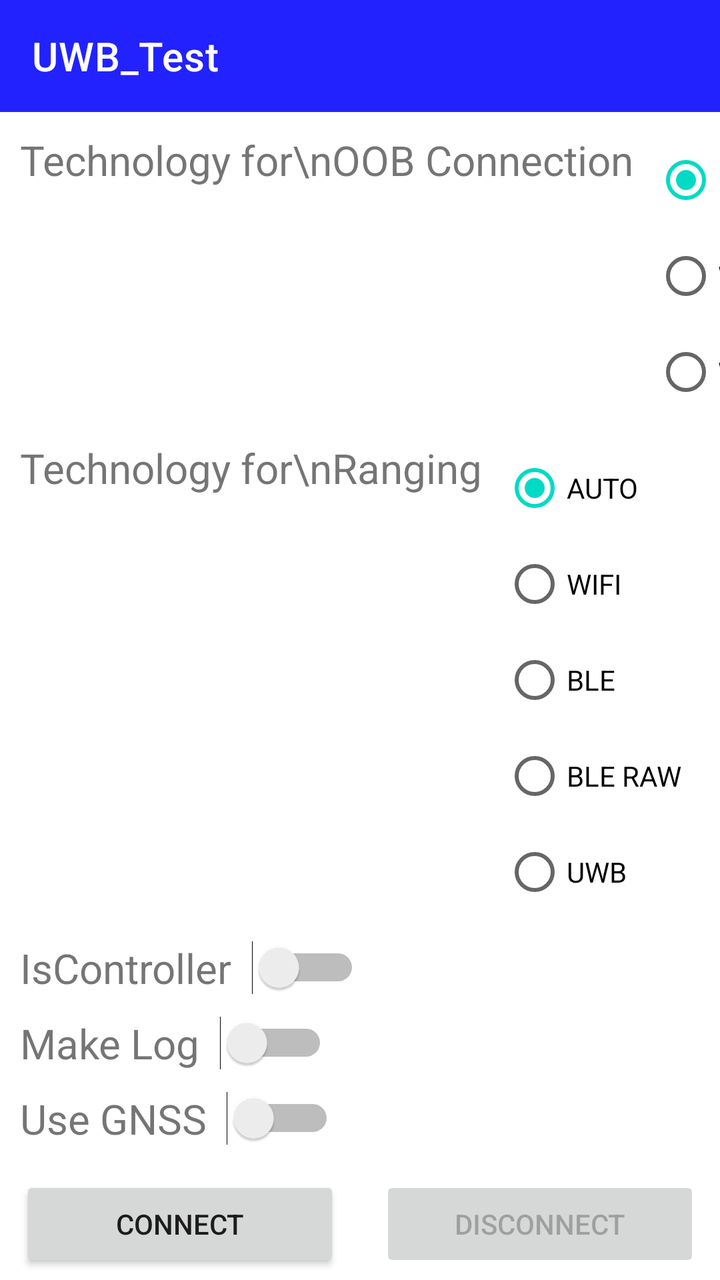
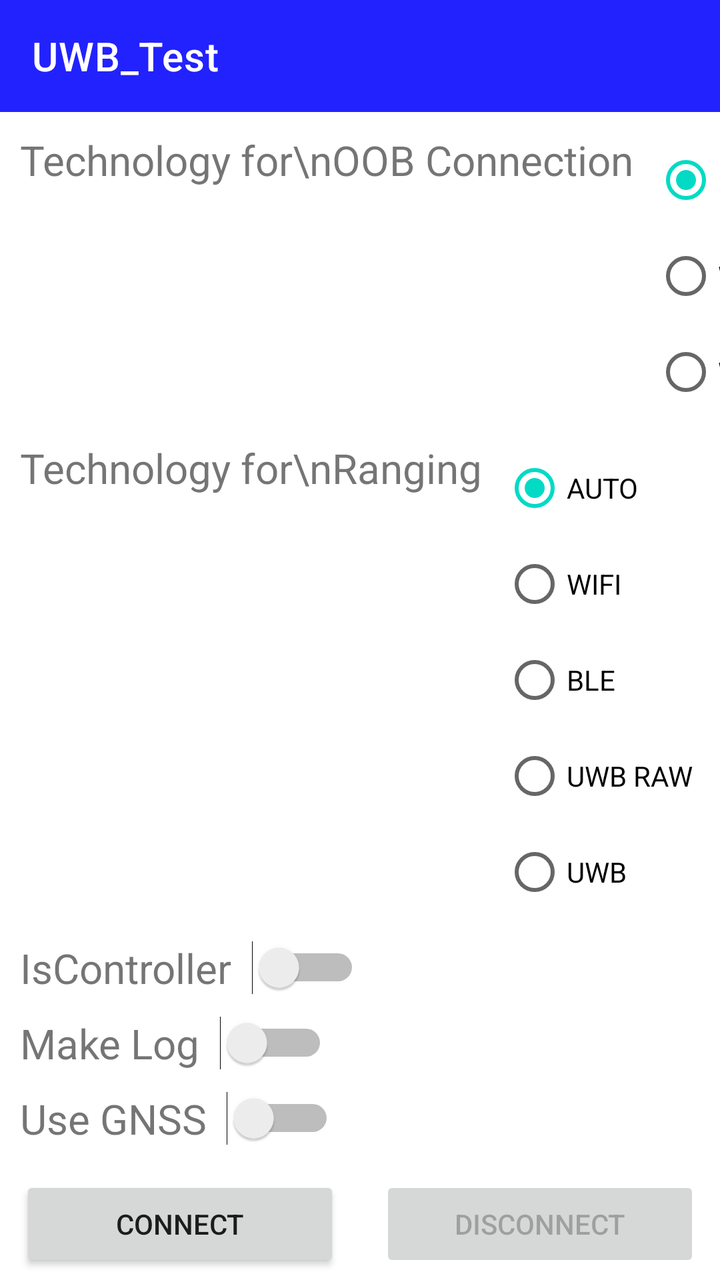

Compare the two renders of this Android layout. The source of the first and the diff that turns it into the second are given below.
<!-- AndroidManifest.xml: activity theme Theme.UWB_Test.NoActionBar -->
<!-- res/layout/activity_main.xml -->
<?xml version="1.0" encoding="utf-8"?>
<androidx.coordinatorlayout.widget.CoordinatorLayout xmlns:android="http://schemas.android.com/apk/res/android"
    xmlns:app="http://schemas.android.com/apk/res-auto"
    xmlns:tools="http://schemas.android.com/tools"
    android:layout_width="match_parent"
    android:layout_height="match_parent"
    tools:context=".MainActivity">


    <androidx.constraintlayout.widget.ConstraintLayout
        android:id="@+id/constraintLayout"
        android:layout_width="match_parent"
        android:layout_height="match_parent">

        <com.google.android.material.appbar.AppBarLayout
            android:id="@+id/bar"
            android:layout_width="match_parent"
            android:layout_height="wrap_content"
            android:theme="@style/Theme.UWB_Test.AppBarOverlay"
            app:layout_constraintStart_toStartOf="parent"
            app:layout_constraintTop_toTopOf="parent">

            <androidx.appcompat.widget.Toolbar
                android:id="@+id/toolbar"
                android:layout_width="match_parent"
                android:layout_height="?attr/actionBarSize"
                android:background="?attr/colorPrimary"
                app:popupTheme="@style/Theme.UWB_Test.PopupOverlay"
                app:title="UWB_Test" />
        </com.google.android.material.appbar.AppBarLayout>

        <TextView
            android:id="@+id/tvTechnologyOOB"
            android:layout_width="wrap_content"
            android:layout_height="wrap_content"
            android:layout_marginStart="10dp"
            android:layout_marginTop="10dp"
            android:text="Technology for\nOOB Connection"
            android:textSize="10pt"
            app:layout_constraintStart_toStartOf="parent"
            app:layout_constraintTop_toBottomOf="@+id/bar" />


        <RadioGroup
            android:id="@+id/rgTechnologyOOB"
            android:layout_width="wrap_content"
            android:layout_height="wrap_content"
            android:layout_marginStart="10dp"

            app:layout_constraintStart_toEndOf="@+id/tvTechnologyOOB"
            app:layout_constraintTop_toTopOf="@+id/tvTechnologyOOB" >

            <RadioButton
                android:id="@+id/rbTecOOBBLE"
                android:layout_width="wrap_content"
                android:layout_height="wrap_content"
                android:checked="true"
                android:text="BLE" />
            <RadioButton android:id="@+id/rbTecOOBWIFIDIRECT"
                android:layout_width="wrap_content"
                android:layout_height="wrap_content"
                android:text="WIFI Direct"/>

            <RadioButton android:id="@+id/rbTecOOBWIFIAWARE"
                android:layout_width="wrap_content"
                android:layout_height="wrap_content"
                android:text="WIFI Aware"/>
        </RadioGroup>


        <TextView
            android:id="@+id/tvTechnologyRanging"
            android:layout_width="wrap_content"
            android:layout_height="wrap_content"
            android:layout_marginStart="10dp"
            android:layout_marginTop="10dp"
            android:text="Technology for\nRanging"
            android:textSize="10pt"
            app:layout_constraintStart_toStartOf="parent"
            app:layout_constraintTop_toBottomOf="@+id/rgTechnologyOOB" />


        <RadioGroup
            android:id="@+id/rgTechnologyRanging"
            android:layout_width="wrap_content"
            android:layout_height="wrap_content"
            android:layout_marginStart="10dp"

            app:layout_constraintStart_toEndOf="@+id/tvTechnologyRanging"
            app:layout_constraintTop_toTopOf="@+id/tvTechnologyRanging" >

            <RadioButton
                android:id="@+id/rbTecRangAUTO"
                android:layout_width="wrap_content"
                android:layout_height="wrap_content"
                android:checked="true"
                android:text="AUTO" />
            <RadioButton android:id="@+id/rbTecRangWIFI"
                android:layout_width="wrap_content"
                android:layout_height="wrap_content"
                android:text="WIFI"/>
            <RadioButton android:id="@+id/rbTecRangBLE"
                android:layout_width="wrap_content"
                android:layout_height="wrap_content"
                android:text="BLE"/>
            <RadioButton android:id="@+id/rbTecRangBLERAW"
                android:layout_width="wrap_content"
                android:layout_height="wrap_content"
                android:text="BLE RAW"/>
            <RadioButton android:id="@+id/rbTecRangUWB"
                android:layout_width="wrap_content"
                android:layout_height="wrap_content"
                android:text="UWB"/>
        </RadioGroup>
        <TextView
            android:id="@+id/tvIsController"
            android:layout_width="wrap_content"
            android:layout_height="wrap_content"
            android:layout_marginStart="10dp"
            android:layout_marginTop="10dp"
            android:text="IsController"
            android:textSize="10pt"
            app:layout_constraintStart_toStartOf="parent"
            app:layout_constraintTop_toBottomOf="@+id/rgTechnologyRanging" />


        <Switch
            android:id="@+id/swIsController"
            android:layout_width="wrap_content"
            android:layout_height="wrap_content"
            android:layout_marginStart="10dp"
            app:layout_constraintBottom_toBottomOf="@+id/tvIsController"
            app:layout_constraintStart_toEndOf="@+id/tvIsController"
            app:layout_constraintTop_toTopOf="@+id/tvIsController" />


        <TextView
            android:id="@+id/tvMakeLog"
            android:layout_width="wrap_content"
            android:layout_height="wrap_content"
            android:layout_marginStart="10dp"
            android:layout_marginTop="10dp"
            android:text="Make Log"
            android:textSize="10pt"
            app:layout_constraintStart_toStartOf="parent"
            app:layout_constraintTop_toBottomOf="@+id/tvIsController" />


        <Switch
            android:id="@+id/swMakeLog"
            android:layout_width="wrap_content"
            android:layout_height="wrap_content"
            android:layout_marginStart="10dp"
            app:layout_constraintBottom_toBottomOf="@+id/tvMakeLog"
            app:layout_constraintStart_toEndOf="@+id/tvMakeLog"
            app:layout_constraintTop_toTopOf="@+id/tvMakeLog" />

        <TextView
        android:id="@+id/tvUseGNSS"
        android:layout_width="wrap_content"
        android:layout_height="wrap_content"
        android:layout_marginStart="10dp"
        android:layout_marginTop="10dp"
        android:text="Use GNSS"
        android:textSize="10pt"
        app:layout_constraintStart_toStartOf="parent"
        app:layout_constraintTop_toBottomOf="@+id/tvMakeLog" />


        <Switch
            android:id="@+id/swUseGNSS"
            android:layout_width="wrap_content"
            android:layout_height="wrap_content"
            android:layout_marginStart="10dp"
            app:layout_constraintBottom_toBottomOf="@+id/tvUseGNSS"
            app:layout_constraintStart_toEndOf="@+id/tvUseGNSS"
            app:layout_constraintTop_toTopOf="@+id/tvUseGNSS" />

        <Button
            android:id="@+id/ConButton"
            android:layout_width="0dp"
            android:layout_height="wrap_content"
            android:layout_marginStart="10dp"
            android:layout_marginTop="15dp"
            android:layout_marginEnd="10dp"
            android:text="Connect"
            app:layout_constraintEnd_toStartOf="@+id/DConButton"
            app:layout_constraintStart_toStartOf="parent"
            app:layout_constraintTop_toBottomOf="@+id/tvUseGNSS" />

        <Button
            android:id="@+id/DConButton"
            android:layout_width="0dp"
            android:layout_height="0dp"
            android:layout_marginStart="10dp"

            android:layout_marginEnd="10dp"
            android:text="Disconnect"
            android:enabled="false"
            app:layout_constraintEnd_toEndOf="parent"
            app:layout_constraintStart_toEndOf="@+id/ConButton"
            app:layout_constraintTop_toTopOf="@+id/ConButton"
            app:layout_constraintBottom_toBottomOf="@+id/ConButton"/>
        <Button
            android:id="@+id/StartMsgBtn"
            android:layout_width="0dp"
            android:layout_height="wrap_content"
            android:layout_marginStart="10dp"
            android:layout_marginTop="15dp"
            android:layout_marginEnd="0dp"
            android:text="Start Measuring"
            android:enabled="false"
            app:layout_constraintEnd_toEndOf="@+id/ConButton"
            app:layout_constraintStart_toStartOf="parent"
            app:layout_constraintTop_toBottomOf="@+id/ConButton" />

        <Button
            android:id="@+id/StopMsgBtn"
            android:layout_width="0dp"
            android:layout_height="0dp"
            android:layout_marginStart="0dp"

            android:layout_marginEnd="10dp"
            android:text="Stop Measuring"
            android:enabled="false"
            app:layout_constraintEnd_toEndOf="parent"
            app:layout_constraintStart_toStartOf="@+id/DConButton"
            app:layout_constraintTop_toTopOf="@+id/StartMsgBtn"
            app:layout_constraintBottom_toBottomOf="@+id/StartMsgBtn"/>

        <TextView
            android:id="@+id/rangeDisplay"
            android:layout_width="wrap_content"
            android:layout_height="78dp"
            android:layout_marginTop="10dp"
            android:text="0m"
            android:textSize="50sp"
            app:layout_anchorGravity="center"
            app:layout_constraintEnd_toEndOf="parent"
            app:layout_constraintStart_toStartOf="parent"
            app:layout_constraintTop_toBottomOf="@+id/exception" />

        <TextView
            android:id="@+id/exception"
            android:layout_width="match_parent"
            android:layout_height="wrap_content"
            android:layout_marginTop="10dp"
            android:text=""
            app:layout_constraintEnd_toEndOf="parent"
            app:layout_constraintStart_toStartOf="parent"
            app:layout_constraintTop_toBottomOf="@+id/StartMsgBtn" />




    </androidx.constraintlayout.widget.ConstraintLayout>



</androidx.coordinatorlayout.widget.CoordinatorLayout>
<!-- resources referenced by this layout -->
<resources>
  <style name="Theme.UWB_Test.AppBarOverlay" parent="ThemeOverlay.AppCompat.Dark.ActionBar" />
  <style name="Theme.UWB_Test.PopupOverlay" parent="ThemeOverlay.AppCompat.Light" />
  <style name="Theme.UWB_Test.NoActionBar">
          <item name="windowActionBar">false</item>
          <item name="windowNoTitle">true</item>
      </style>
</resources>

<!-- the commit's change to res/layout/activity_main.xml (unified diff, before → after) -->
@@ -103,10 +103,10 @@
                 android:layout_width="wrap_content"
                 android:layout_height="wrap_content"
                 android:text="BLE"/>
-            <RadioButton android:id="@+id/rbTecRangBLERAW"
-                android:layout_width="wrap_content"
-                android:layout_height="wrap_content"
-                android:text="BLE RAW"/>
+            <RadioButton android:id="@+id/rbTecRangUWBRAW"
+                android:layout_width="wrap_content"
+                android:layout_height="wrap_content"
+                android:text="UWB RAW"/>
             <RadioButton android:id="@+id/rbTecRangUWB"
                 android:layout_width="wrap_content"
                 android:layout_height="wrap_content"
